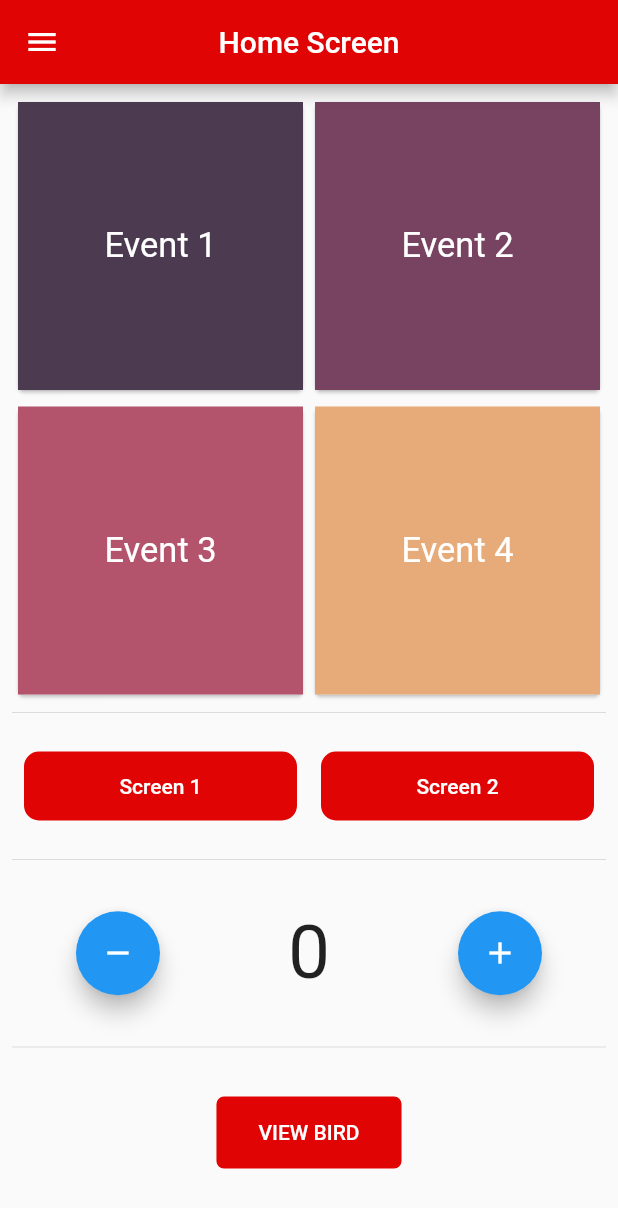
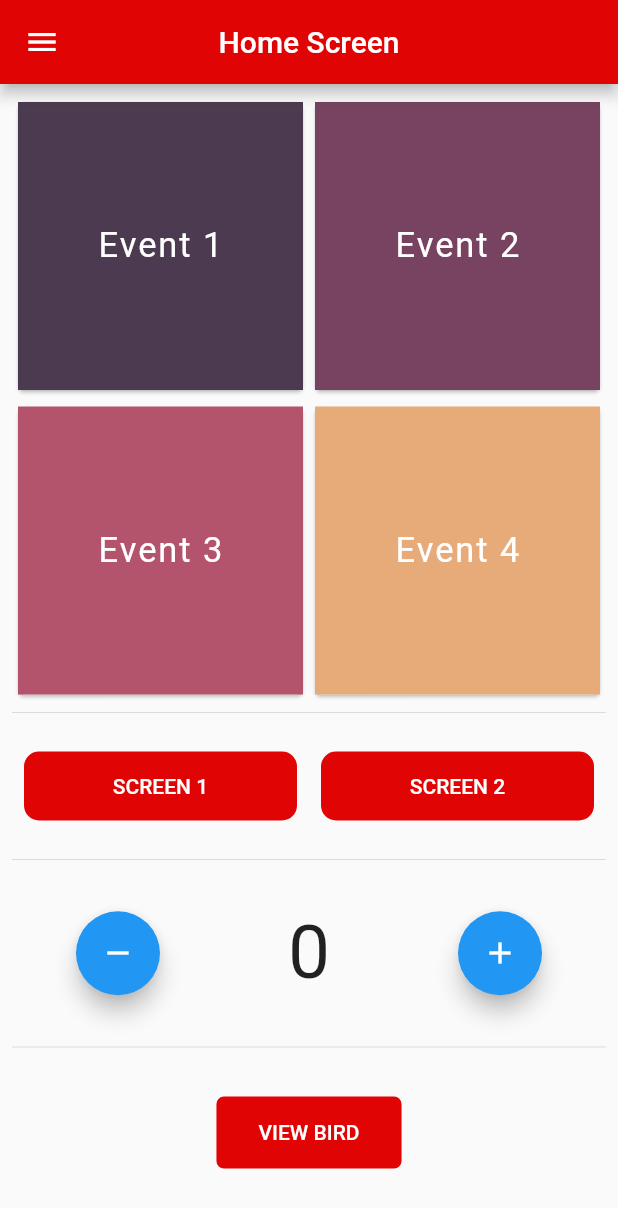
Before and after one commit to abidsuhail/AnalyticsAppAbid, a Flutter app: the HomeScreen screen opened directly, on a phone screen of 412 x 824 dp. Shown: the top 1208 px of the screen. Run offline on Flutter 3.47's test engine with Material 2 defaults, Android fonts, the light colour scheme and no system bars; our stand-ins replace bloc, cloud_firestore, equatable, firebase_auth, firebase_core, flutter_bloc and 5 more; accounts and stored records are empty.

```diff
--- a/lib/ui/screens/home_screen.dart
+++ b/lib/ui/screens/home_screen.dart
@@ -76,7 +76,7 @@ class _HomeScreenState extends State<HomeScreen>
             child: Column(
               mainAxisAlignment: MainAxisAlignment.start,
               children: <Widget>[
-                Container(
+                SizedBox(
                   height: 200,
                   child: Row(
                     crossAxisAlignment: CrossAxisAlignment.stretch,
@@ -91,7 +91,9 @@ class _HomeScreenState extends State<HomeScreen>
                               child: const Text(
                                 'Event 1',
                                 style: TextStyle(
-                                    fontSize: 23, color: Colors.white),
+                                    fontSize: 23,
+                                    color: Colors.white,
+                                    letterSpacing: 1.3),
                               ),
                             ),
                           ),
@@ -107,7 +109,9 @@ class _HomeScreenState extends State<HomeScreen>
                               child: const Text(
                                 'Event 2',
                                 style: TextStyle(
-                                    fontSize: 23, color: Colors.white),
+                                    fontSize: 23,
+                                    color: Colors.white,
+                                    letterSpacing: 1.3),
                               ),
                             ),
                           ),
@@ -134,7 +138,9 @@ class _HomeScreenState extends State<HomeScreen>
                               child: const Text(
                                 'Event 3',
                                 style: TextStyle(
-                                    fontSize: 23, color: Colors.white),
+                                    fontSize: 23,
+                                    color: Colors.white,
+                                    letterSpacing: 1.3),
                               ),
                             ),
                           ),
@@ -150,7 +156,9 @@ class _HomeScreenState extends State<HomeScreen>
                               child: const Text(
                                 'Event 4',
                                 style: TextStyle(
-                                    fontSize: 23, color: Colors.white),
+                                    fontSize: 23,
+                                    color: Colors.white,
+                                    letterSpacing: 1.3),
                               ),
                             ),
                           ),
@@ -167,14 +175,14 @@ class _HomeScreenState extends State<HomeScreen>
                   children: [
                     Expanded(
                       child: AppRoundedButton(
-                        label: 'Screen 1',
+                        label: 'SCREEN 1',
                         onPressed: onPressedScreen1,
                         fitWidth: true,
                       ),
                     ),
                     Expanded(
                       child: AppRoundedButton(
-                        label: 'Screen 2',
+                        label: 'SCREEN 2',
                         onPressed: onPressedScreen2,
                         fitWidth: true,
                       ),
--- a/lib/ui/screens/splash_screen.dart
+++ b/lib/ui/screens/splash_screen.dart
@@ -2,6 +2,7 @@ import 'dart:async';
 
 import 'package:analytics_app/ui/screens/home_screen.dart';
 import 'package:analytics_app/ui/screens/login_screen.dart';
+import 'package:analytics_app/utils/app_constants.dart';
 import 'package:analytics_app/utils/app_firebase_helper.dart';
 import 'package:analytics_app/utils/ui_helper.dart';
 import 'package:flutter/material.dart';
@@ -47,7 +48,7 @@ class _SplashScreenState extends State<SplashScreen> {
               height: 150,
             )),
             Text(
-              'Analytic App',
+              AppConstants.APP_NAME,
               style: TextStyle(fontSize: 30, letterSpacing: 5),
             ),
           ],
```
Also changed, not shown: 16 other files.
